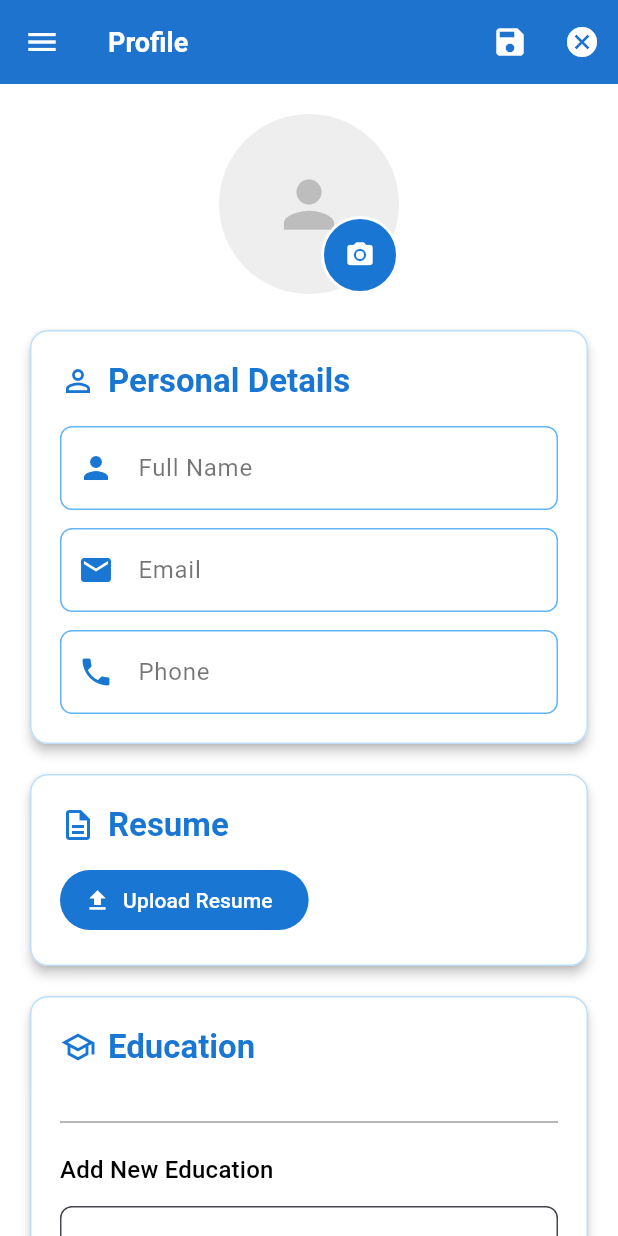
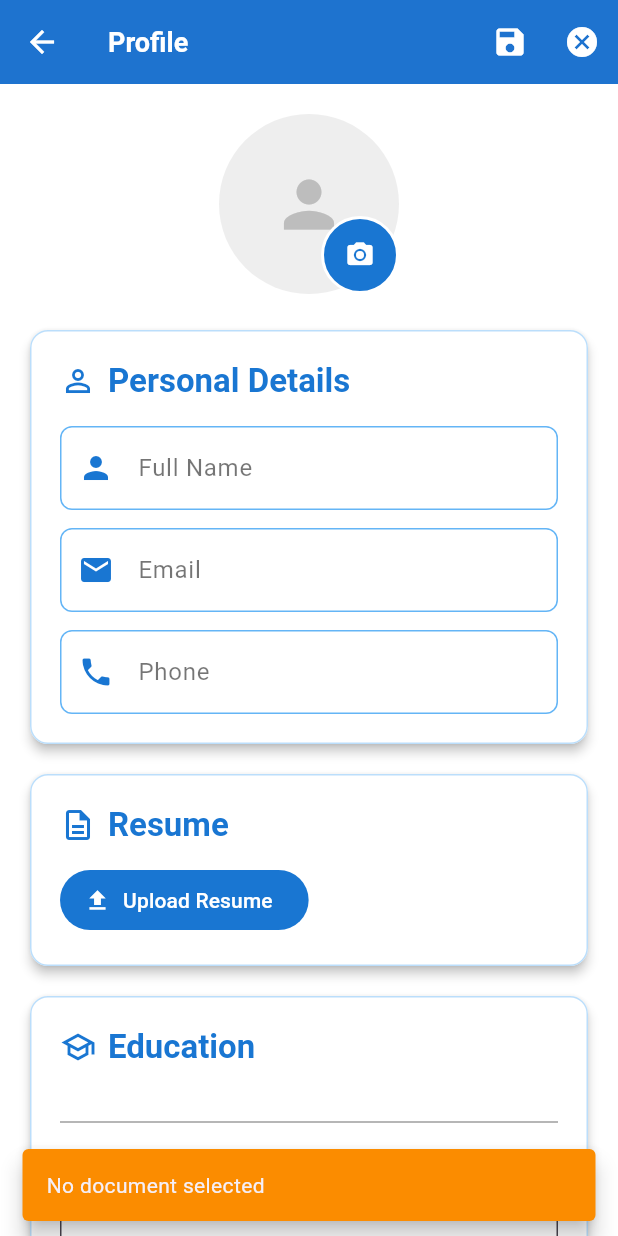
Before and after one commit to mbayajames/job_portal_app, a Flutter app: the ProfileScreen screen opened by its route, after a tap on the "edit" icon, after a tap on "Upload Resume", on a phone screen of 412 x 824 dp. Run offline on Flutter 3.47's test engine with Material 3 defaults, Android fonts, the phone set to English and light mode, and no system bars; our stand-ins replace cloud_firestore, file_picker, firebase_auth, firebase_core, firebase_storage, fl_chart and 2 more; accounts and stored records are empty.

Commit message:
update(profile_screen): improve UI layout, state handling, and profile details display

```diff
--- a/lib/page/seeker/profile_screen.dart
+++ b/lib/page/seeker/profile_screen.dart
@@ -1,10 +1,11 @@
 import 'package:flutter/material.dart';
 import 'package:provider/provider.dart';
+import 'package:image_picker/image_picker.dart';
+import 'dart:io';
 
 import '../../models/user_model.dart';
 import '../../providers/user_provider.dart';
-import '../../services/file_upload_service.dart';
-import '../../widgets/sidebar.dart';
+import 'cloudinary_service.dart';
 
 class ProfileScreen extends StatefulWidget {
   const ProfileScreen({super.key});
@@ -14,11 +15,12 @@ class ProfileScreen extends StatefulWidget {
 }
 
 class ProfileScreenState extends State<ProfileScreen> {
-  final FileUploadService _fileUploadService = FileUploadService();
+  final CloudinaryService _cloudinaryService = CloudinaryService();
   final _formKey = GlobalKey<FormState>();
   late UserModel _currentUser;
   bool _isEditing = false;
   bool _isInitialized = false;
+  bool isUploading = false;
 
   // Controllers for adding new items
   final TextEditingController _educationDegreeController = TextEditingController();
@@ -123,17 +125,62 @@ class ProfileScreenState extends State<ProfileScreen> {
     }
   }
 
+  /// Upload profile image to Cloudinary
   Future<void> _uploadProfileImage() async {
     final userProvider = Provider.of<UserProvider>(context, listen: false);
-    final file = await _fileUploadService.pickImage();
-    if (file != null) {
-      await userProvider.uploadProfileImage(file.path);
+
+    try {
+      setState(() => isUploading = true);
+
+      // Pick image
+      final ImagePicker picker = ImagePicker();
+      final XFile? image = await picker.pickImage(
+        source: ImageSource.gallery,
+        maxWidth: 1024,
+        maxHeight: 1024,
+        imageQuality: 85,
+      );
+
+      if (image == null) {
+        setState(() => isUploading = false);
+        return;
+      }
+
+      final File imageFile = File(image.path);
+
+      // Check file size (max 5MB)
+      final int fileSize = await imageFile.length();
+      if (fileSize > 5 * 1024 * 1024) {
+        throw Exception('Image size must be less than 5MB');
+      }
+
+      // Delete old image if exists (optional - only if you have API secret)
+      if (_currentUser.profileImage != null && _currentUser.profileImage!.isNotEmpty) {
+        final oldPublicId = _cloudinaryService.getPublicIdFromUrl(
+          _currentUser.profileImage!
+        );
+        if (oldPublicId != null) {
+          await _cloudinaryService.deleteImage(oldPublicId);
+        }
+      }
+
+      // Upload to Cloudinary
+      final String? imageUrl = await _cloudinaryService.uploadImage(
+        imageFile: imageFile,
+        folder: 'seekers',
+        publicId: '${_currentUser.id}_profile',
+      );
+
+      if (imageUrl == null) {
+        throw Exception('Failed to upload image to Cloudinary');
+      }
+
+      // Update user model and save to backend
+      _currentUser = _currentUser.copyWith(profileImage: imageUrl);
+      await userProvider.updateProfile(_currentUser);
+
       if (mounted) {
-        if (userProvider.error == null) {
-          setState(() {
-            // Refresh the user data after successful upload
-            _currentUser = userProvider.user!;
-          });
+        setState(() => isUploading = false);
         ScaffoldMessenger.of(context).showSnackBar(
           SnackBar(
             content: const Text('Profile image updated successfully'),
@@ -141,10 +188,14 @@ class ProfileScreenState extends State<ProfileScreen> {
             behavior: SnackBarBehavior.floating,
           ),
         );
-        } else {
+      }
+    } catch (e) {
+      debugPrint('Error uploading profile image: $e');
+      if (mounted) {
+        setState(() => isUploading = false);
         ScaffoldMessenger.of(context).showSnackBar(
           SnackBar(
-              content: Text('Error: ${userProvider.error}'),
+            content: Text('Error: $e'),
             backgroundColor: Colors.red.shade600,
             behavior: SnackBarBehavior.floating,
           ),
@@ -152,19 +203,67 @@ class ProfileScreenState extends State<ProfileScreen> {
       }
     }
   }
+
+  /// Upload resume to Cloudinary
+  Future<void> _uploadResume() async {
+    final userProvider = Provider.of<UserProvider>(context, listen: false);
+
+    try {
+      setState(() => isUploading = true);
+
+      // Pick document (using image picker for simplicity - you can use file_picker for better document selection)
+      final ImagePicker picker = ImagePicker();
+      final XFile? file = await picker.pickImage(source: ImageSource.gallery);
+
+      if (file == null) {
+        if (mounted) {
+          setState(() => isUploading = false);
+          ScaffoldMessenger.of(context).showSnackBar(
+            SnackBar(
+              content: const Text('No document selected'),
+              backgroundColor: Colors.orange.shade600,
+              behavior: SnackBarBehavior.floating,
+            ),
+          );
+        }
+        return;
       }
 
-  Future<void> _uploadResume() async {
-    final userProvider = Provider.of<UserProvider>(context, listen: false);
-    final file = await _fileUploadService.pickDocument();
-    if (file != null) {
-      await userProvider.uploadResume(file.path);
+      final File documentFile = File(file.path);
+
+      // Check file size (max 10MB)
+      final int fileSize = await documentFile.length();
+      if (fileSize > 10 * 1024 * 1024) {
+        throw Exception('Document size must be less than 10MB');
+      }
+
+      // Delete old resume if exists (optional - only if you have API secret)
+      if (_currentUser.resumeUrl != null && _currentUser.resumeUrl!.isNotEmpty) {
+        final oldPublicId = _cloudinaryService.getPublicIdFromUrl(
+          _currentUser.resumeUrl!
+        );
+        if (oldPublicId != null) {
+          await _cloudinaryService.deleteDocument(oldPublicId);
+        }
+      }
+
+      // Upload resume to Cloudinary
+      final String? resumeUrl = await _cloudinaryService.uploadDocument(
+        documentFile: documentFile,
+        folder: 'resumes',
+        publicId: '${_currentUser.id}_resume',
+      );
+
+      if (resumeUrl == null) {
+        throw Exception('Failed to upload resume to Cloudinary');
+      }
+
+      // Update user model and save to backend
+      _currentUser = _currentUser.copyWith(resumeUrl: resumeUrl);
+      await userProvider.updateProfile(_currentUser);
+
       if (mounted) {
-        if (userProvider.error == null) {
-          setState(() {
-            // Refresh the user data after successful upload
-            _currentUser = userProvider.user!;
-          });
+        setState(() => isUploading = false);
         ScaffoldMessenger.of(context).showSnackBar(
           SnackBar(
             content: const Text('Resume updated successfully'),
@@ -172,15 +271,18 @@ class ProfileScreenState extends State<ProfileScreen> {
             behavior: SnackBarBehavior.floating,
           ),
         );
-        } else {
+      }
+    } catch (e) {
+      debugPrint('Error uploading resume: $e');
+      if (mounted) {
+        setState(() => isUploading = false);
         ScaffoldMessenger.of(context).showSnackBar(
           SnackBar(
-              content: Text('Error: ${userProvider.error}'),
+            content: Text('Error: $e'),
             backgroundColor: Colors.red.shade600,
             behavior: SnackBarBehavior.floating,
           ),
         );
-        }
       }
     }
   }
@@ -353,7 +455,9 @@ class ProfileScreenState extends State<ProfileScreen> {
   }
 
   Widget _buildProfileAvatar() {
-    return CircleAvatar(
+    return Stack(
+      children: [
+        CircleAvatar(
           radius: 60,
           backgroundColor: Colors.grey.shade200,
           backgroundImage: _currentUser.profileImage != null &&
@@ -363,6 +467,37 @@ class ProfileScreenState extends State<ProfileScreen> {
           child: _currentUser.profileImage == null || _currentUser.profileImage!.isEmpty
               ? Icon(Icons.person, size: 50, color: Colors.grey.shade400)
               : null,
+        ),
+        if (isUploading)
+          Positioned.fill(
+            child: Container(
+              decoration: BoxDecoration(
+                color: Colors.black54,
+                shape: BoxShape.circle,
+              ),
+              child: const Center(
+                child: CircularProgressIndicator(color: Colors.white),
+              ),
+            ),
+          ),
+        if (_isEditing)
+          Positioned(
+            bottom: 0,
+            right: 0,
+            child: Container(
+              decoration: BoxDecoration(
+                color: Colors.blue.shade700,
+                shape: BoxShape.circle,
+                border: Border.all(color: Colors.white, width: 2),
+              ),
+              child: IconButton(
+                icon: const Icon(Icons.camera_alt, color: Colors.white, size: 20),
+                onPressed: isUploading ? null : _uploadProfileImage,
+                tooltip: 'Change Profile Photo',
+              ),
+            ),
+          ),
+      ],
     );
   }
 
@@ -478,7 +613,6 @@ class ProfileScreenState extends State<ProfileScreen> {
           ],
         ],
       ),
-      drawer: const Sidebar(),
       body: SingleChildScrollView(
         padding: const EdgeInsets.all(20),
         child: Form(
@@ -488,28 +622,7 @@ class ProfileScreenState extends State<ProfileScreen> {
             children: [
               // Profile Image Section
               Center(
-                child: Stack(
-                  children: [
-                    _buildProfileAvatar(),
-                    if (_isEditing)
-                      Positioned(
-                        bottom: 0,
-                        right: 0,
-                        child: Container(
-                          decoration: BoxDecoration(
-                            color: Colors.blue.shade700,
-                            shape: BoxShape.circle,
-                            border: Border.all(color: Colors.white, width: 2),
-                          ),
-                          child: IconButton(
-                            icon: const Icon(Icons.camera_alt, color: Colors.white, size: 20),
-                            onPressed: _uploadProfileImage,
-                            tooltip: 'Change Profile Photo',
-                          ),
-                        ),
-                      ),
-                  ],
-                ),
+                child: _buildProfileAvatar(),
               ),
               const SizedBox(height: 24),
 
@@ -611,9 +724,11 @@ class ProfileScreenState extends State<ProfileScreen> {
                         ),
                       if (_isEditing)
                         FilledButton.icon(
-                          onPressed: _uploadResume,
-                          icon: const Icon(Icons.upload),
-                          label: const Text('Upload Resume'),
+                          onPressed: isUploading ? null : _uploadResume,
+                          icon: isUploading
+                              ? SizedBox(height: 16, width: 16, child: CircularProgressIndicator(color: Colors.white, strokeWidth: 2))
+                              : const Icon(Icons.upload),
+                          label: Text(isUploading ? 'Uploading...' : 'Upload Resume'),
                           style: FilledButton.styleFrom(
                             backgroundColor: Colors.blue.shade700,
                             foregroundColor: Colors.white,
```
Lines whose indentation alone changed are shown as unchanged.
